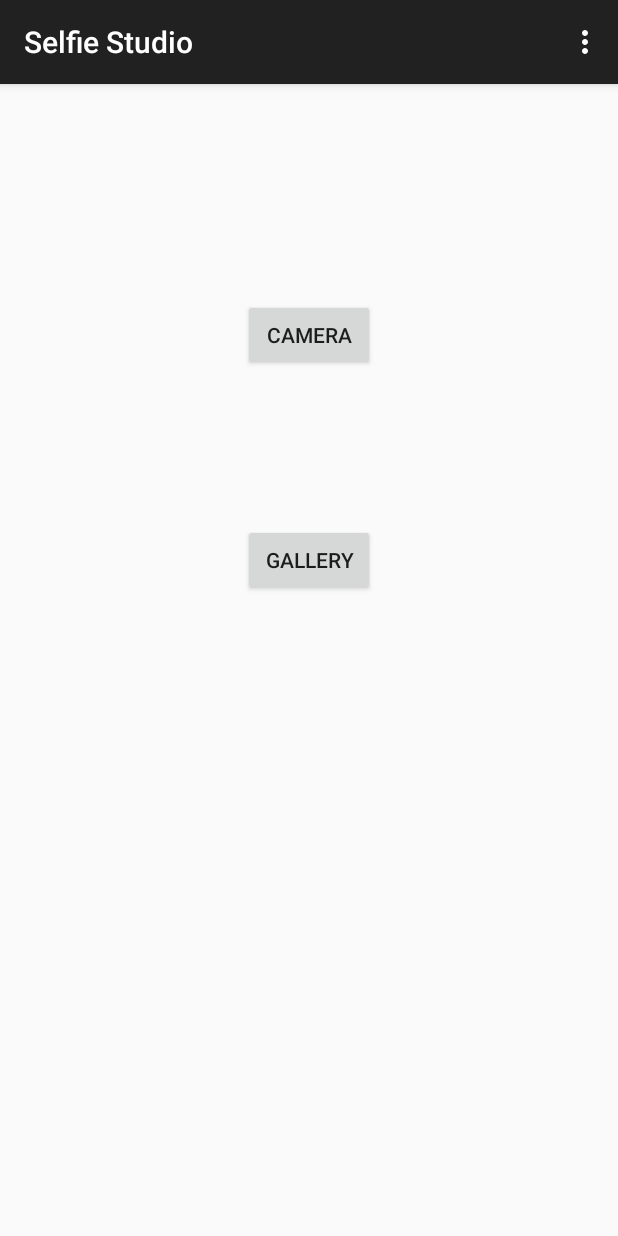
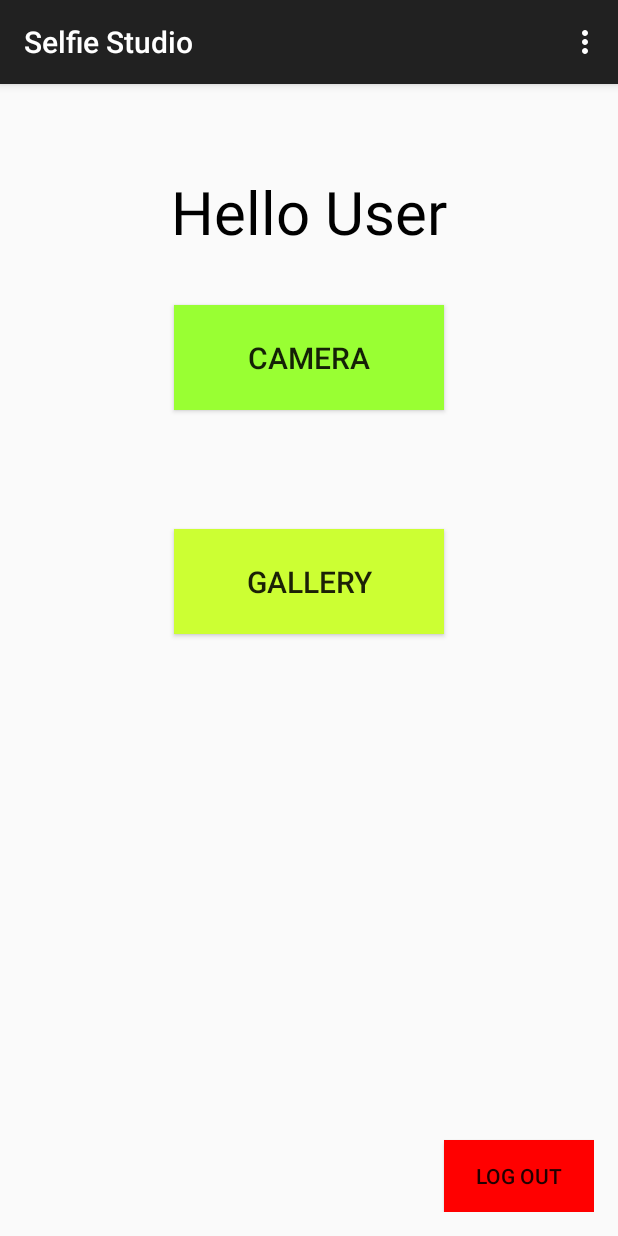
Before and after one commit to dmonroym/TheSelfieStudio, an Android app: the MainActivity screen opened directly, with no data from a screen before it, on a phone screen of 412 x 824 dp. Run offline under Robolectric (Android 15) with nearby library versions, the phone set to English and light mode, and no system bars; libraries missing offline, so code that uses them is left out: com.facebook, com.facebook.login; 4 statements that could not run were skipped.

Commit message:
Added log out button and greeting message. Closes #2

```diff
--- a/app/src/main/java/com/cs371m/theselfiestudio/LoginActivity.java
+++ b/app/src/main/java/com/cs371m/theselfiestudio/LoginActivity.java
@@ -99,7 +99,7 @@ public class LoginActivity extends FragmentActivity {
         if(loggedIn)
         {
             startActivity(intent_main);
-            //finish();
+            finish();
         }
     }
 }
--- a/app/src/main/java/com/cs371m/theselfiestudio/MainActivity.java
+++ b/app/src/main/java/com/cs371m/theselfiestudio/MainActivity.java
@@ -1,21 +1,50 @@
 package com.cs371m.theselfiestudio;
 
 import android.app.Activity;
+import android.content.Intent;
+import android.support.v4.app.FragmentActivity;
 import android.support.v7.app.ActionBarActivity;
 import android.os.Bundle;
 import android.view.Menu;
 import android.view.MenuItem;
+import android.view.View;
+import android.widget.Button;
+import android.widget.TextView;
+
+import com.facebook.AccessToken;
+import com.facebook.CallbackManager;
+import com.facebook.FacebookSdk;
+import com.facebook.Profile;
+import com.facebook.login.LoginManager;
 
 
 public class MainActivity extends ActionBarActivity {
+    CallbackManager callbackManager;
+    private TextView greeting;
+    private Profile profile;
 
     @Override
-    protected void onCreate(Bundle savedInstanceState) {
+    public void onCreate(Bundle savedInstanceState) {
         super.onCreate(savedInstanceState);
+        FacebookSdk.sdkInitialize(getApplicationContext());
+        callbackManager = CallbackManager.Factory.create();
         setContentView(R.layout.activity_main);
         setTitle(R.string.app_name);
-        //getActionBar().setIcon(R.drawable.app_icon);
 
+        profile = Profile.getCurrentProfile();
+        greeting = (TextView) findViewById(R.id.greeting);
+        greeting.setText(getString(R.string.hello_user) + " " + profile.getFirstName());
+
+        final Intent intent_logIn = new Intent(this, LoginActivity.class);
+
+        final Button button = (Button) findViewById(R.id.logOutButton);
+        button.setOnClickListener(new View.OnClickListener() {
+            public void onClick(View v) {
+                AccessToken.setCurrentAccessToken(null);
+                startActivity(intent_logIn);
+                finish();
+            }
+        });
     }
 
 
--- a/app/src/main/res/layout/activity_main.xml
+++ b/app/src/main/res/layout/activity_main.xml
@@ -7,21 +7,49 @@
     tools:context="com.cs371m.theselfiestudio.MainActivity">
 
     <Button
+        android:layout_width="180dp"
+        android:layout_height="70dp"
+        android:text="Camera"
+        android:id="@+id/cameraButton"
+        android:layout_marginTop="131dp"
+        android:background="#99FF33"
+        android:textSize="20dp"
+        android:layout_alignParentTop="true"
+        android:layout_centerHorizontal="true" />
+
+    <Button
+        android:layout_width="180dp"
+        android:layout_height="70dp"
+        android:text="Gallery"
+        android:id="@+id/galleryButton"
+        android:background="#CCFF33"
+        android:textSize="20dp"
+        android:layout_below="@+id/cameraButton"
+        android:layout_centerHorizontal="true"
+        android:layout_marginTop="79dp" />
+
+    <Button
+        style="?android:attr/buttonStyleSmall"
         android:layout_width="wrap_content"
         android:layout_height="wrap_content"
-        android:text="Camera"
-        android:id="@+id/button"
-        android:layout_marginTop="127dp"
-        android:layout_alignParentTop="true"
-        android:layout_alignLeft="@+id/button2"
-        android:layout_alignStart="@+id/button2" />
+        android:text="Log Out"
+        android:id="@+id/logOutButton"
+        android:layout_alignParentBottom="true"
+        android:layout_alignParentRight="true"
+        android:layout_alignParentEnd="true"
+        android:background="#FF0000"
+        android:layout_toRightOf="@+id/galleryButton"
+        android:layout_toEndOf="@+id/galleryButton" />
 
-    <Button
+    <TextView
         android:layout_width="wrap_content"
         android:layout_height="wrap_content"
-        android:text="Gallery"
-        android:id="@+id/button2"
-        android:layout_marginTop="102dp"
-        android:layout_below="@+id/button"
-        android:layout_centerHorizontal="true" />
+        android:textAppearance="?android:attr/textAppearanceMedium"
+        android:text="Hello User"
+        android:id="@+id/greeting"
+        android:layout_marginTop="42dp"
+        android:layout_alignParentTop="true"
+        android:layout_centerHorizontal="true"
+        android:textSize="40dp"
+        android:textColor="#000000" />
 </RelativeLayout>
--- a/app/src/main/res/values/strings.xml
+++ b/app/src/main/res/values/strings.xml
@@ -4,4 +4,5 @@
     <string name="action_settings">Settings</string>
     <string name="facebook_app_id">879715178754310</string>
     <string name="title_activity_main">MainActivity</string>
+    <string name="hello_user">Hello</string>
 </resources>
```
